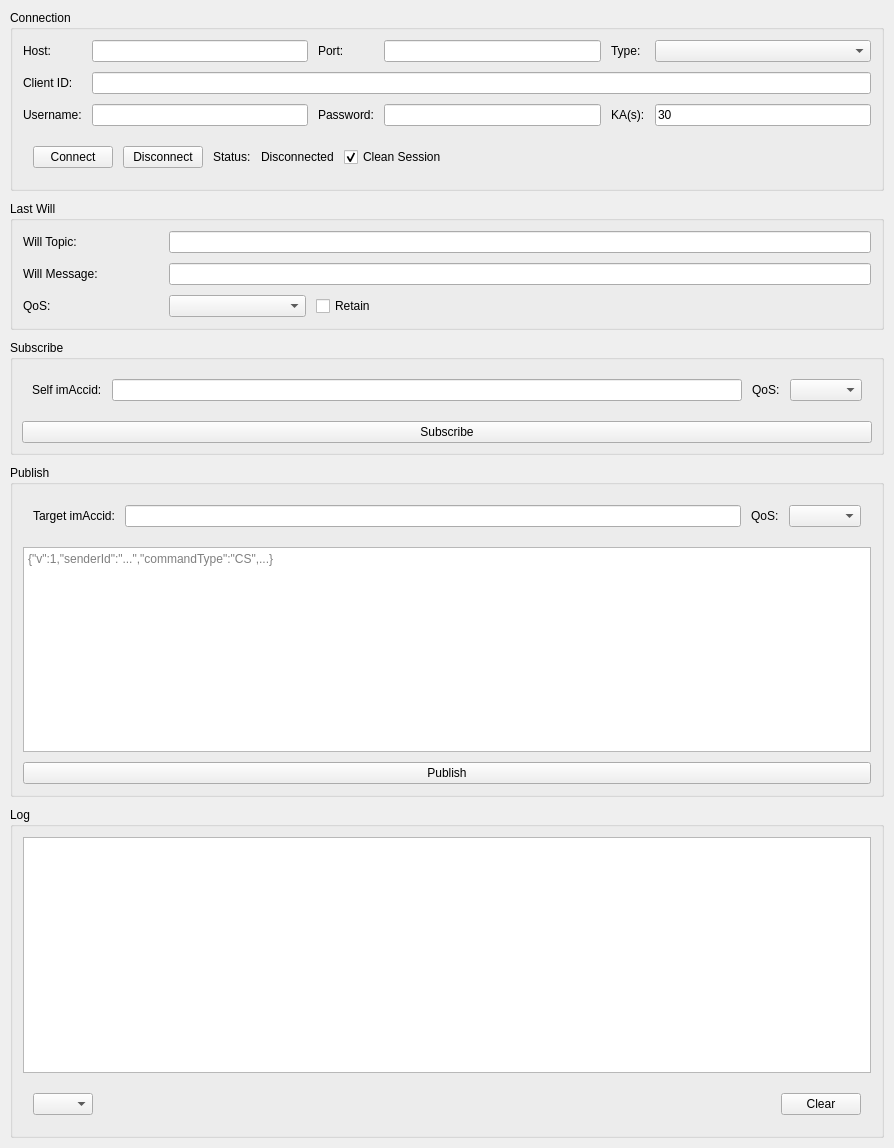
Qt form qt-demo/mqttclientwgt.ui (maenlong/qmqtt) before a commit.
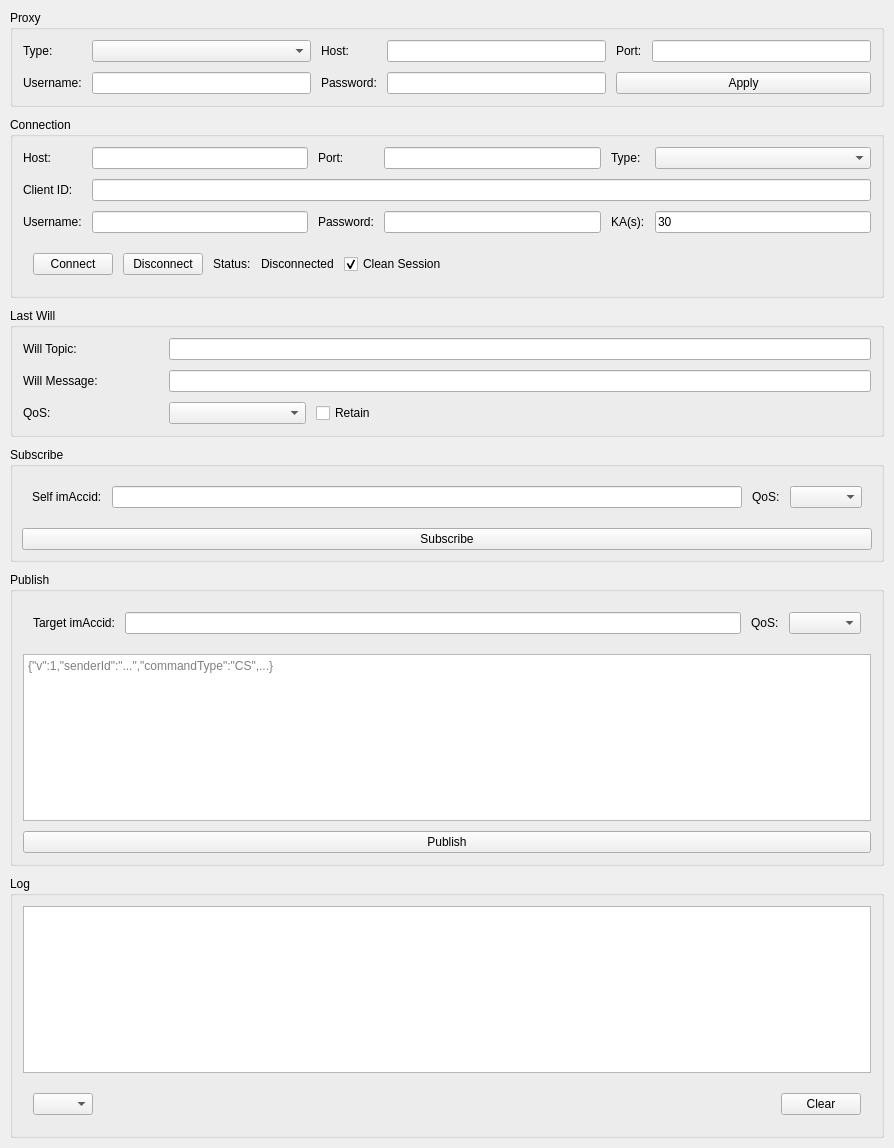
The same form after that commit.

Commit message:
feat: 添加代理配置 UI（None/HTTP/SOCKS5），全局 QNetworkProxy 设置
- UI 顶部新增 Proxy GroupBox（Type/Host/Port/Username/Password/Apply）
- 点击 Apply 调用 QNetworkProxy::setApplicationProxy()
- slot_onApplyProxy 输出代理状态日志
- 更新 i18n 翻译（64 条），lrelease 重新生成 .qm
- doc/plan.md 同步勾选代理支持状态

What changed in the file:
```diff
--- a/qt-demo/mqttclientwgt.ui
+++ b/qt-demo/mqttclientwgt.ui
@@ -26,6 +26,82 @@
    <property name="margin" stdset="0">
     <number>10</number>
    </property>
+    <item>
+     <widget class="QGroupBox" name="proxyGrp">
+      <property name="title">
+       <string>Proxy</string>
+      </property>
+      <layout class="QGridLayout" name="proxyGrid">
+       <property name="margin" stdset="0">
+        <number>10</number>
+       </property>
+       <property name="spacing">
+        <number>10</number>
+       </property>
+       <item row="0" column="0">
+        <widget class="QLabel" name="proxyTypeTipLbl">
+         <property name="text">
+          <string>Type:</string>
+         </property>
+        </widget>
+       </item>
+       <item row="0" column="1">
+        <widget class="QComboBox" name="proxyTypeCbx"/>
+       </item>
+       <item row="0" column="2">
+        <widget class="QLabel" name="proxyHostTipLbl">
+         <property name="text">
+          <string>Host:</string>
+         </property>
+        </widget>
+       </item>
+       <item row="0" column="3">
+        <widget class="QLineEdit" name="proxyHostLet"/>
+       </item>
+       <item row="0" column="4">
+        <widget class="QLabel" name="proxyPortTipLbl">
+         <property name="text">
+          <string>Port:</string>
+         </property>
+        </widget>
+       </item>
+       <item row="0" column="5">
+        <widget class="QLineEdit" name="proxyPortLet"/>
+       </item>
+       <item row="1" column="0">
+        <widget class="QLabel" name="proxyUsernameTipLbl">
+         <property name="text">
+          <string>Username:</string>
+         </property>
+        </widget>
+       </item>
+       <item row="1" column="1">
+        <widget class="QLineEdit" name="proxyUsernameLet"/>
+       </item>
+       <item row="1" column="2">
+        <widget class="QLabel" name="proxyPasswordTipLbl">
+         <property name="text">
+          <string>Password:</string>
+         </property>
+        </widget>
+       </item>
+       <item row="1" column="3">
+        <widget class="QLineEdit" name="proxyPasswordLet">
+         <property name="echoMode">
+          <enum>QLineEdit::Password</enum>
+         </property>
+        </widget>
+       </item>
+       <item row="1" column="4" colspan="2">
+        <widget class="QPushButton" name="applyProxyBtn">
+         <property name="text">
+          <string>Apply</string>
+         </property>
+        </widget>
+       </item>
+      </layout>
+     </widget>
+    </item>
    <item>
     <widget class="QGroupBox" name="connectionGrp">
      <property name="title">
```
Left out of the diff: 6 changed lines with no effect on the pictures. Lines whose indentation alone changed are shown as unchanged. The commit also changes 5 other files.
